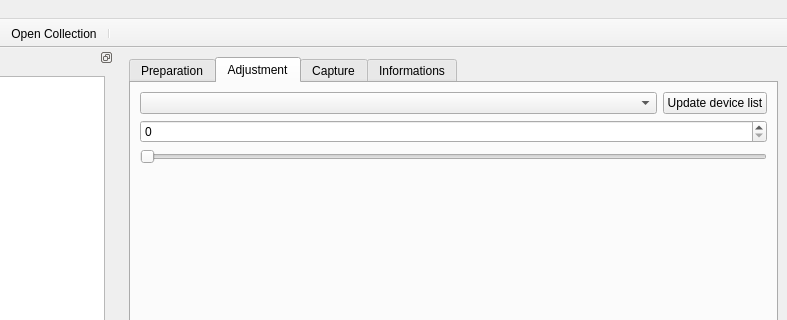
Above: pc/master/mainwindow.ui from plule/pfe-costumes before the change; both pictures show x 104 to 891 and y 0 to 320 of the 891 by 789 pixel window. Below: the same form after it.
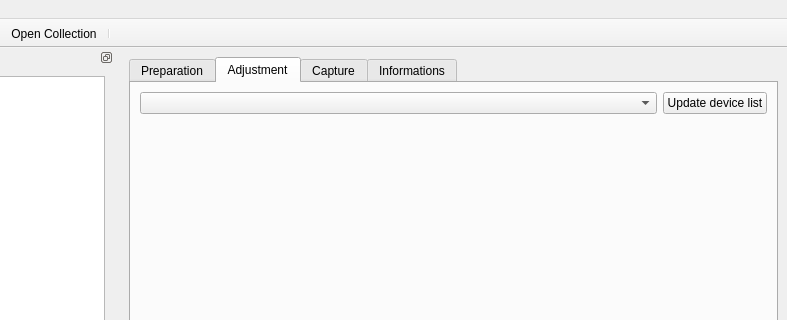
That is the form after the change. Icons and pictures are not drawn. Custom widgets are drawn as their Qt base class.

Patch:
```diff
--- a/pc/master/mainwindow.ui
+++ b/pc/master/mainwindow.ui
@@ -55,24 +55,7 @@
          </layout>
         </item>
         <item>
-         <widget class="QSpinBox" name="spinBox">
-          <property name="maximum">
-           <number>10000</number>
-          </property>
-         </widget>
-        </item>
-        <item>
-         <widget class="QSlider" name="ardSlider">
-          <property name="minimum">
-           <number>800</number>
-          </property>
-          <property name="maximum">
-           <number>2200</number>
-          </property>
-          <property name="orientation">
-           <enum>Qt::Horizontal</enum>
-          </property>
-         </widget>
+         <layout class="QFormLayout" name="adjustementForm"/>
         </item>
         <item>
          <spacer name="verticalSpacer_2">
```
Left out of the diff: 32 changed lines with no effect on the pictures.
